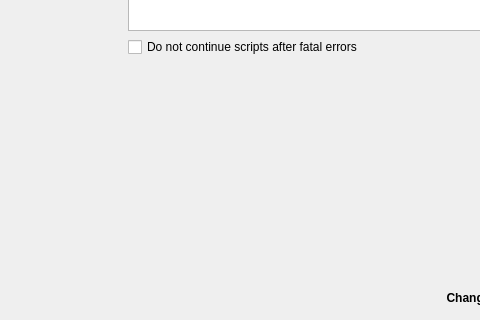
jfkcooper/nicos, file nicos_ess/gui/panels/ui_files/setup_exp.ui: the form before one commit; both pictures show x 0 to 480 and y 396 to 716 of the 894 by 716 pixel window.
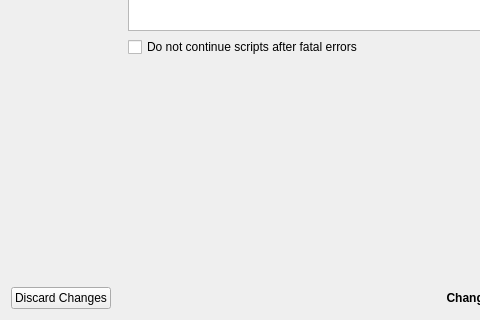
The form after the commit.

Commit message: Added discard button and wired it up

```diff
--- a/nicos_ess/gui/panels/ui_files/setup_exp.ui
+++ b/nicos_ess/gui/panels/ui_files/setup_exp.ui
@@ -234,6 +234,13 @@
    </item>
    <item>
     <layout class="QHBoxLayout" name="horizontalLayout">
+     <item>
+      <widget class="QPushButton" name="discardButton">
+       <property name="text">
+        <string>Discard Changes</string>
+       </property>
+      </widget>
+     </item>
      <item>
       <spacer name="horizontalSpacer">
        <property name="orientation">
```
The commit also changes 1 other file.
